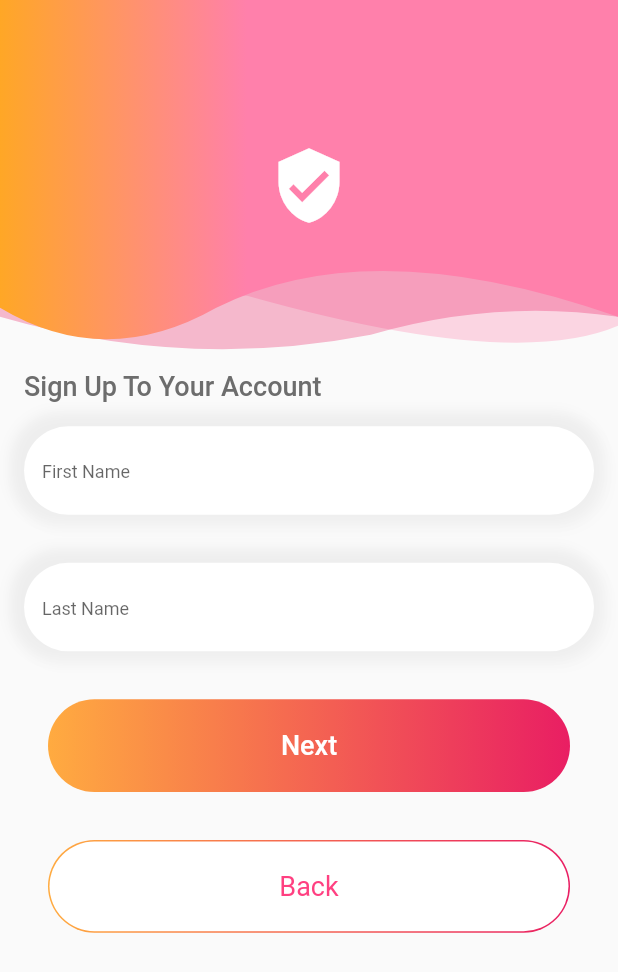
After one commit to faizank09855/Shopping-app, a Flutter app: the SignUpScreen screen opened directly, after a tap on "Next", on a phone screen of 412 x 824 dp. The commit adds this screen. Shown: the top 972 px of the screen. Run offline on Flutter 3.47's test engine with Material 2 defaults, Android fonts, the phone set to English and light mode, and no system bars; our stand-ins replace cloud_firestore, firebase_core, flutter_bloc, shared_preferences; accounts and stored records are empty.

Commit message:
Sign Up Module Added

```diff
--- a/lib/login_module/login_screen.dart
+++ b/lib/login_module/login_screen.dart
@@ -3,6 +3,7 @@ import 'package:flutter/material.dart';
 import 'package:flutter_bloc/flutter_bloc.dart';
 import 'package:shared_preferences/shared_preferences.dart';
 import 'package:transparent/home_module/bottom_nav_bar.dart';
+import 'package:transparent/sign_up_module/sign_up_screen.dart';
 import 'package:transparent/utils/colors_file.dart';
 import 'package:transparent/utils/session_file.dart';
 import 'package:transparent/utils/string_files.dart';
@@ -152,18 +153,24 @@ class _LoginScreenState extends State<LoginScreen> {
                       ),
                       Row(
                         mainAxisAlignment: MainAxisAlignment.center,
-                        children: const [
-                          CustomText(
+                        children:  [
+                          const CustomText(
                             StringFiles.donNotHaveAccount,
                             FontWeight.w300,
                             14,
                             color: ColorsUtils.textBlackLight,
                           ),
-                          CustomText(
-                            StringFiles.create,
-                            FontWeight.w600,
-                            14,
-                            color: ColorsUtils.textBlack,
+                          TextButton(
+                            onPressed: (){
+                              Navigator.push(context, MaterialPageRoute(builder: (context) => SignUpScreen(),));
+                            },
+                            child: const CustomText(
+                              StringFiles.create,
+                              FontWeight.w600,
+                              14,
+                              color: ColorsUtils.textBlack,
+                            ),
+
                           ),
                         ],
                       )
--- /dev/null
+++ b/lib/sign_up_module/sign_up_screen.dart
@@ -0,0 +1,212 @@
+import 'package:flutter/material.dart';
+import 'package:transparent/utils/colors_file.dart';
+import 'package:transparent/utils/string_files.dart';
+import 'package:transparent/utils/text_style.dart';
+
+import 'widget/email_form.dart';
+import 'widget/name_form.dart';
+import 'widget/password_form.dart';
+
+class SignUpScreen extends StatefulWidget {
+  SignUpScreen({Key? key}) : super(key: key);
+
+  @override
+  State<SignUpScreen> createState() => _SignUpScreenState();
+}
+
+class _SignUpScreenState extends State<SignUpScreen> {
+  TextEditingController emailController = TextEditingController();
+  TextEditingController passwordController = TextEditingController();
+  TextEditingController rePasswordController = TextEditingController();
+  TextEditingController firstNameController = TextEditingController();
+  TextEditingController lastNameController = TextEditingController();
+
+  late List<Widget> widgetList;
+  late PageController controller;
+
+  @override
+  void initState() {
+    controller = PageController(initialPage: 0);
+    widgetList = [
+      EmailForm(
+        controller: controller,
+        textController: emailController,
+      ),
+      NameForm(
+        controller: controller,
+        firstNameController: firstNameController,
+        lastNameController: lastNameController,
+      ),
+      PasswordForm(
+          controller: controller,
+          passwordController: passwordController,
+          rePasswordController: rePasswordController),
+    ];
+    super.initState();
+  }
+
+  @override
+  Widget build(BuildContext context) {
+    return Scaffold(
+        body: SingleChildScrollView(
+      reverse: true,
+      child: Column(
+        mainAxisAlignment: MainAxisAlignment.start,
+        crossAxisAlignment: CrossAxisAlignment.start,
+        children: [
+          SizedBox(
+            width: double.infinity,
+            height: MediaQuery.of(context).size.height * 0.3,
+            child: Stack(
+              children: [
+                ClipPath(
+                  clipper: firstLayer(),
+                  child: Container(
+                      decoration: BoxDecoration(
+                          color: Colors.pinkAccent.withOpacity(0.2))),
+                ),
+                ClipPath(
+                  clipper: secondLayer(),
+                  child: Container(
+                      decoration:
+                          BoxDecoration(color: Colors.pink.withOpacity(0.3))),
+                ),
+                ClipPath(
+                  clipper: thirdLayer(),
+                  child: Container(
+                    decoration: BoxDecoration(
+                        gradient: LinearGradient(
+                      colors: [
+                        Colors.orange.shade400,
+                        Colors.pinkAccent.shade100
+                      ],
+                      begin: Alignment.centerLeft,
+                      end: Alignment.centerRight,
+                      stops: const [0, 0.4],
+                    )),
+                    child: const Center(
+                      child: Icon(
+                        Icons.verified_user,
+                        size: 54,
+                        color: Colors.white,
+                      ),
+                    ),
+                  ),
+                ),
+              ],
+            ),
+          ),
+          Padding(
+            padding: const EdgeInsets.symmetric(horizontal: 0.0),
+            child: Column(
+              mainAxisAlignment: MainAxisAlignment.start,
+              crossAxisAlignment: CrossAxisAlignment.start,
+              children: [
+                const Padding(
+                  padding: EdgeInsets.symmetric(horizontal: 16.0),
+                  child: CustomText(
+                    StringFiles.signUpToYourAccount,
+                    FontWeight.w500,
+                    18,
+                    color: ColorsUtils.textBlackLight,
+                  ),
+                ),
+                SizedBox(
+                  height: 500,
+                  child: PageView.builder(
+                    physics: const NeverScrollableScrollPhysics(),
+                    controller: controller,
+                    itemCount: widgetList.length,
+                    itemBuilder: (context, index) {
+
+                      return Column(
+                        children: [
+                          widgetList[index],
+                        ],
+                      );
+                    },
+                  ),
+                ),
+                const SizedBox(height: 16),
+              ],
+            ),
+          )
+        ],
+      ),
+    ));
+  }
+
+}
+
+class firstLayer extends CustomClipper<Path> {
+  @override
+  Path getClip(Size size) {
+    Path path = Path();
+    path.lineTo(0, 0);
+    var start = Offset(40, size.height - 50);
+    var end = Offset(size.width * 0.4, size.height - 50);
+    path.quadraticBezierTo(start.dx, start.dy, end.dx, end.dy);
+
+    var start2 = Offset(size.width - 70, size.height);
+    var end2 = Offset(size.width, size.height - 30);
+    path.quadraticBezierTo(start2.dx, start2.dy, end2.dx, end2.dy);
+
+    // path.lineTo(size.width, size.height );
+    path.lineTo(size.width, 0);
+
+    return path;
+  }
+
+  @override
+  bool shouldReclip(covariant CustomClipper<Path> oldClipper) => true;
+}
+
+class secondLayer extends CustomClipper<Path> {
+  @override
+  Path getClip(Size size) {
+    Path path = Path();
+    path.lineTo(0, 0);
+    path.lineTo(0, size.height - 36);
+
+    var start = Offset(size.width * 0.3, size.height);
+    var end = Offset(size.width * 0.6, size.height - 24);
+    path.quadraticBezierTo(start.dx, start.dy, end.dx, end.dy);
+    //
+    var start2 = Offset(size.width * 0.8, size.height - 48);
+    var end2 = Offset(size.width, size.height - 36);
+    path.quadraticBezierTo(start2.dx, start2.dy, end2.dx, end2.dy);
+    //
+    path.lineTo(size.width, size.height);
+    path.lineTo(size.width, 0);
+
+    return path;
+  }
+
+  @override
+  bool shouldReclip(covariant CustomClipper<Path> oldClipper) => true;
+}
+
+class thirdLayer extends CustomClipper<Path> {
+  @override
+  Path getClip(Size size) {
+    Path path = Path();
+    path.lineTo(0, 0);
+    path.lineTo(0, size.height - 42);
+
+    var start = Offset(size.width * 0.17, size.height);
+    var end = Offset(size.width * 0.35, size.height - 42);
+    path.quadraticBezierTo(start.dx, start.dy, end.dx, end.dy);
+
+    var start2 = Offset(size.width * 0.6, size.height - 94);
+    var end2 = Offset(size.width, size.height - 36);
+    path.quadraticBezierTo(start2.dx, start2.dy, end2.dx, end2.dy);
+
+    path.lineTo(size.width, size.height);
+    path.lineTo(size.width, 0);
+
+    return path;
+  }
+
+  @override
+  bool shouldReclip(covariant CustomClipper<Path> oldClipper) => true;
+}
--- /dev/null
+++ b/lib/sign_up_module/widget/email_form.dart
@@ -0,0 +1,42 @@
+import 'package:flutter/material.dart';
+import 'package:transparent/login_module/widget/widgets.dart';
+import 'package:transparent/payment_module/payment_widgets.dart';
+import 'package:transparent/utils/colors_file.dart';
+import 'package:transparent/utils/string_files.dart';
+
+class EmailForm extends StatelessWidget {
+ final TextEditingController textController;
+ final PageController controller;
+  const EmailForm({Key? key,required this.textController,required this.controller}) : super(key: key);
+
+  @override
+  Widget build(BuildContext context) {
+    return Column(
+      mainAxisAlignment: MainAxisAlignment.center,
+      children: [
+        SizedBox(
+          height: 16,
+        ),
+        Padding(
+          padding: EdgeInsets.symmetric(horizontal: 16),
+          child: LoginTextField(
+            hint: StringFiles.enterYourEmail,
+            controller: textController,
+          ),
+        ),
+        GradientButton(
+          text: StringFiles.next,
+          onTap: () {
+            controller.nextPage(
+                duration: Duration(milliseconds: 300), curve: Curves.easeIn);
+          },
+          radius: 32,
+          gradientColors: const [
+            ColorsUtils.orangeAccent,
+            ColorsUtils.pink,
+          ],
+        )
+      ],
+    );
+  }
+}
--- /dev/null
+++ b/lib/sign_up_module/widget/name_form.dart
@@ -0,0 +1,63 @@
+import 'package:flutter/material.dart';
+import 'package:transparent/login_module/widget/widgets.dart';
+import 'package:transparent/payment_module/payment_widgets.dart';
+import 'package:transparent/utils/colors_file.dart';
+import 'package:transparent/utils/string_files.dart';
+
+import 'outline_gradient_button.dart';
+
+class NameForm extends StatelessWidget {
+  final TextEditingController firstNameController;
+  final TextEditingController lastNameController;
+  final PageController controller;
+  const NameForm({Key? key, required this.firstNameController, required this.lastNameController, required this.controller}) : super(key: key);
+
+  @override
+  Widget build(BuildContext context) {
+    return Column(children: [
+      Padding(
+        padding: EdgeInsets.symmetric(horizontal: 16),
+        child: LoginTextField(
+          hint: StringFiles.firstName,
+          controller: firstNameController,
+        ),
+      ),
+      SizedBox(
+        height: 16,
+      ),
+      Padding(
+        padding: EdgeInsets.symmetric(horizontal: 16),
+        child: LoginTextField(
+          hint: StringFiles.lastName,
+          controller: lastNameController,
+        ),
+      ),
+      GradientButton(
+        text: StringFiles.next,
+        onTap: () {
+          controller.nextPage(
+              duration: Duration(milliseconds: 300), curve: Curves.easeIn);
+        },
+        radius: 32,
+        gradientColors: const [
+          ColorsUtils.orangeAccent,
+          ColorsUtils.pink,
+        ],
+      ) ,
+      OutlineGradientButton(
+        text: StringFiles.back,
+        onTap: () {
+          controller.previousPage(
+              duration: Duration(milliseconds: 300), curve: Curves.easeIn);
+        },
+        radius: 32,
+        gradientColors: const [
+          ColorsUtils.orangeAccent,
+          ColorsUtils.pink,
+        ],
+      )
+
+
+    ]);
+  }
+}
--- /dev/null
+++ b/lib/sign_up_module/widget/outline_gradient_button.dart
@@ -0,0 +1,56 @@
+import 'package:flutter/material.dart';
+
+
+class OutlineGradientButton extends StatelessWidget {
+  final List<Color> gradientColors;
+
+  final String text;
+
+  final Function onTap;
+
+  final double textSize;
+  final double radius;
+  final bool isRadialGradient;
+
+  const OutlineGradientButton(
+      {Key? key,
+        this.gradientColors = const [Colors.blue, Colors.lightBlue],
+        this.isRadialGradient = false ,
+        required this.text,
+        required this.onTap,
+        this.textSize = 18, this.radius = 10})
+      : super(key: key);
+
+  @override
+  Widget build(BuildContext context) {
+    return Container(
+        height: MediaQuery.of(context).size.height * 0.075,
+        margin: const EdgeInsets.symmetric(horizontal:  32),
+        decoration: BoxDecoration(
+            borderRadius: BorderRadius.circular(radius),
+            gradient:isRadialGradient ? RadialGradient(colors: gradientColors, radius: 12) :
+            LinearGradient(colors: gradientColors,)
+        ),
+        width: double.infinity,
+        child: InkWell(
+          onTap: (){
+            onTap();
+          },
+          child: Container(
+            width: double.infinity,
+              decoration: BoxDecoration(
+                color: Colors.white,
+                  borderRadius: BorderRadius.circular(radius),
+              ),
+            margin: EdgeInsets.all(1),
+              child :
+              Center(
+                child: Text(
+                  text,
+                  style: TextStyle(color: Colors.pinkAccent, fontSize: textSize),
+                ),
+              )
+              ),
+        ));
+  }
+}
--- /dev/null
+++ b/lib/sign_up_module/widget/password_form.dart
@@ -0,0 +1,62 @@
+import 'package:flutter/material.dart';
+import 'package:transparent/login_module/widget/widgets.dart';
+import 'package:transparent/payment_module/payment_widgets.dart';
+import 'package:transparent/utils/colors_file.dart';
+import 'package:transparent/utils/string_files.dart';
+
+import 'outline_gradient_button.dart';
+
+class PasswordForm extends StatelessWidget {
+  final TextEditingController passwordController;
+  final TextEditingController rePasswordController;
+  final PageController controller;
+  const PasswordForm({Key? key, required this.passwordController, required this.rePasswordController, required this.controller}) : super(key: key);
+
+  @override
+  Widget build(BuildContext context) {
+    return Column(children: [
+      Padding(
+        padding: EdgeInsets.symmetric(horizontal: 16),
+        child: LoginTextField(
+          hint: StringFiles.enterYourPassword,
+          controller: passwordController,
+        ),
+      ),
+      SizedBox(
+        height: 16,
+      ),
+      Divider(),
+      Padding(
+        padding: EdgeInsets.symmetric(horizontal: 16),
+        child: LoginTextField(
+          hint: StringFiles.reEnterYourPassword,
+          controller: rePasswordController,
+        ),
+      ),
+      GradientButton(
+        text: StringFiles.signUp,
+        onTap: () {
+          controller.nextPage(
+              duration: Duration(milliseconds: 300), curve: Curves.easeIn);
+        },
+        radius: 32,
+        gradientColors: const [
+          ColorsUtils.orangeAccent,
+          ColorsUtils.pink,
+        ],
+      ),
+      OutlineGradientButton(
+        text: StringFiles.back,
+        onTap: () {
+          controller.previousPage(
+              duration: Duration(milliseconds: 300), curve: Curves.easeIn);
+        },
+        radius: 32,
+        gradientColors: const [
+          ColorsUtils.orangeAccent,
+          ColorsUtils.pink,
+        ],
+      )
+    ]);
+  }
+}
--- a/lib/utils/string_files.dart
+++ b/lib/utils/string_files.dart
@@ -7,6 +7,8 @@ class StringFiles {
   static const String springRoll = "Spring Roll";
   static const String commonPrice = "Rs. 200.00";
   static const String cart = "Cart";
+  static const String next = "Next";
+  static const String back = "Back";
   static const String history = "History";
   static const String noHistory = "No History Available";
   static const String shopNow = "SHOP NOW";
@@ -14,10 +16,15 @@ class StringFiles {
   static const String noUser = "No User Fount";
   static const String wrongPassword = "Wrong Password";
   static const String signInToYourAccount = "Sign In To Your Account";
+  static const String signUpToYourAccount = "Sign Up To Your Account";
   static const String enterYourEmail = "Enter Your Email ";
   static const String enterYourPassword = "Enter Your Password ";
+  static const String firstName = "First Name ";
+  static const String lastName = "Last Name ";
+  static const String reEnterYourPassword = "Enter Your Password ";
   static const String forgetYourPassword = "Forget Your Password?";
   static const String signIn = 'Sign In';
+  static const String signUp = 'Sign Up';
   static const String hello = "Hello";
   static const String donNotHaveAccount = "Don't have an Account? ";
   static const String create = "Create";
```
